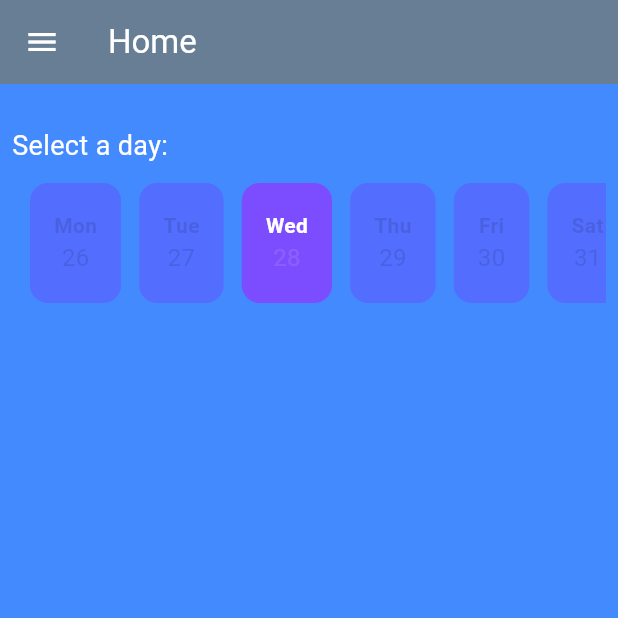
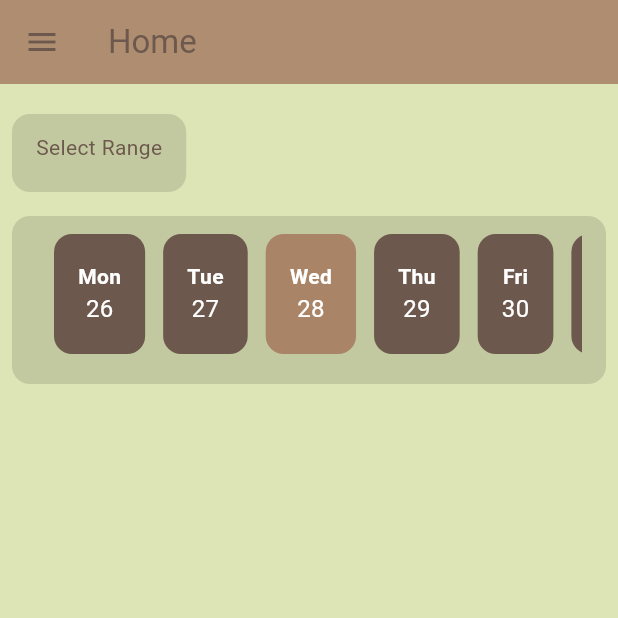
Before and after one commit to x14119641/flutterAPP, a Flutter app: the screen it shows after launch, in the side drawer, after a tap on "Home", on a phone screen of 412 x 824 dp, the top half of it. Run offline on Flutter 3.47's test engine with Material 3 defaults, Android fonts, the phone set to English and light mode, and no system bars.

Commit message:
Added box container for my widgets and added a theme style

```diff
--- a/lib/main.dart
+++ b/lib/main.dart
@@ -13,13 +13,21 @@ class MyApp extends StatelessWidget {
     return MaterialApp(
       title: 'Your Appr Name',
       theme: ThemeData(
-        colorScheme: ColorScheme.dark(),
+        colorScheme: const ColorScheme.light(
+          primary: Color(0xFFF0EAD2),
+          onPrimary: Color(0xFF6C584C),
+          secondary: Color(0xFFA98467),
+          onSecondary: Colors.white, // text colors
+          surface: Color(0xFFDDE5B6),
+          onSurface: Color(0xFF6C584C),
+          error: Colors.red,
+          onError: Colors.white,
+        ),
         useMaterial3: true,
+        scaffoldBackgroundColor: Color(0xFFF0EAD2),
       ),
       initialRoute: '/',
-      routes: {
-        '/': (context) =>  const HomePage(),
-      },
+      routes: {'/': (context) => const HomePage()},
     );
   }
 }
--- a/lib/pages/home_page.dart
+++ b/lib/pages/home_page.dart
@@ -1,5 +1,6 @@
 import 'package:flutter/material.dart';
 import 'package:flutter_application_1/widgets/base_layout.dart';
+import 'package:flutter_application_1/widgets/content_card.dart';
 import 'package:flutter_application_1/widgets/weekday_scroller.dart';
 
 class HomePage extends StatelessWidget {
@@ -11,11 +12,11 @@ class HomePage extends StatelessWidget {
       title: 'Home',
       child: Column(
         crossAxisAlignment: CrossAxisAlignment.start,
-        children:  [
-          SizedBox(height: 20,),
-          Text("Select a day: ", style:  TextStyle(fontSize: 18),),
-          SizedBox(height: 12,),
-          WeekdayScroller(),
+        children: [
+          ContentCard(child: Text("Select Range"),
+          ),
+          ContentCard(child: WeekdayScroller(),
+          ),
         ],
       ),
     );
--- a/lib/widgets/app_drawer.dart
+++ b/lib/widgets/app_drawer.dart
@@ -5,38 +5,39 @@ class AppDrawer extends StatelessWidget {
 
   @override
   Widget build(BuildContext context) {
+    final colorScheme = Theme.of(context).colorScheme;
+
     return Drawer(
       child: ListView(
         padding: EdgeInsets.zero,
         children: [
-          const DrawerHeader(
-            decoration: BoxDecoration(color:Colors.grey),
+          DrawerHeader(
+            decoration: BoxDecoration(
+              color: colorScheme.secondary,
+            ),
             child: Text(
               'My App',
-              style: TextStyle(color: Colors.white, fontSize: 24),
+              style: TextStyle(
+                color: colorScheme.onSecondary,
+                fontSize: 24,
               ),
             ),
-          ListTile(
-            leading: const Icon(Icons.home),
-            title : const Text('Home'),
-            onTap: () {
-              Navigator.pushNamed(context, '/');
-            },
           ),
           ListTile(
-            leading:  const Icon(Icons.settings),
-            title: const Text('Settings'),
-            onTap: () {
-              Navigator.pushNamed(context, '/settings');
-            },
+            leading: Icon(Icons.home, color: colorScheme.onSurface),
+            title: Text('Home', style: TextStyle(color: colorScheme.onSurface)),
+            onTap: () => Navigator.pushNamed(context, '/'),
+          ),
+          ListTile(
+            leading: Icon(Icons.settings, color: colorScheme.onSurface),
+            title: Text('Settings', style: TextStyle(color: colorScheme.onSurface)),
+            onTap: () => Navigator.pushNamed(context, '/settings'),
           ),
           const Divider(),
           ListTile(
-            leading: const Icon(Icons.logout),
-            title: const Text('Logout'),
-            onTap: () {
-              Navigator.pop(context);
-            },
+            leading: Icon(Icons.logout, color: colorScheme.onSurface),
+            title: Text('Logout', style: TextStyle(color: colorScheme.onSurface)),
+            onTap: () => Navigator.pop(context),
           ),
         ],
       ),
--- a/lib/widgets/base_layout.dart
+++ b/lib/widgets/base_layout.dart
@@ -12,7 +12,7 @@ class BaseLayout extends StatelessWidget {
   @override
   Widget build(BuildContext context) {
     return Scaffold(
-      backgroundColor: Colors.blueAccent,
+      backgroundColor: Theme.of(context).colorScheme.surface,
       appBar: CustomAppBar(title: title),
       drawer: const AppDrawer(),
       body: Padding(padding: const EdgeInsets.all(8.0), child: child,),
--- /dev/null
+++ b/lib/widgets/content_card.dart
@@ -0,0 +1,37 @@
+import 'package:flutter/material.dart';
+
+
+class ContentCard extends StatelessWidget {
+  final Widget child;
+  final EdgeInsetsGeometry padding;
+  final EdgeInsetsGeometry margin;
+  final Color? color;
+
+  const ContentCard({
+    super.key,
+    required this.child,
+    this.padding = const EdgeInsets.all(16),
+    this.margin = const EdgeInsets.symmetric(vertical: 8),
+    this.color,
+  });
+
+  @override
+  Widget build(BuildContext context) {
+    return Container(
+      margin:margin,
+      padding: padding,
+      decoration: BoxDecoration(
+        color: color ?? Colors.transparent,
+        borderRadius:  BorderRadius.circular(12),
+        boxShadow: const [
+          BoxShadow(
+            color: Colors.black12,
+            // blurRadius: 8,
+            offset: Offset(0,4),
+          ),
+        ],
+      ),
+      child: child,
+    );
+  }
+}
--- a/lib/widgets/custom_app_bar.dart
+++ b/lib/widgets/custom_app_bar.dart
@@ -11,7 +11,7 @@ class CustomAppBar extends StatelessWidget implements PreferredSizeWidget {
     return AppBar(
       title: Text(title),
       elevation: 4,
-      backgroundColor: Colors.blueGrey,
+      backgroundColor: Theme.of(context).colorScheme.secondary,
       );
   }
 
--- a/lib/widgets/weekday_scroller.dart
+++ b/lib/widgets/weekday_scroller.dart
@@ -32,7 +32,7 @@ class WeekdayScroller extends StatelessWidget {
           return Container(
             padding: const EdgeInsets.symmetric(horizontal: 16, vertical:12),
             decoration: BoxDecoration(
-              color: isToday ? Colors.deepPurpleAccent: Colors.indigoAccent,
+              color: isToday ? Theme.of(context).colorScheme.secondary: Theme.of(context).colorScheme.onPrimary,
               borderRadius: BorderRadius.circular(12),
             ),
             child: Column(
@@ -42,14 +42,14 @@ class WeekdayScroller extends StatelessWidget {
                   dayFormatter.format(date),
                   style: TextStyle(
                     fontSize: 14, fontWeight: FontWeight.bold,
-                    color: isToday ? Colors.white : Colors.black12,
+                    color: Theme.of(context).colorScheme.onSecondary,
                   ),
                 ),
                 Text(
                   dateFormatter.format(date),
                   style: TextStyle(
                     fontSize: 16,
-                    color: isToday ? Colors.white10 : Colors.black12,
+                    color: Theme.of(context).colorScheme.onSecondary,
                   ),
                 )
               ],
```
